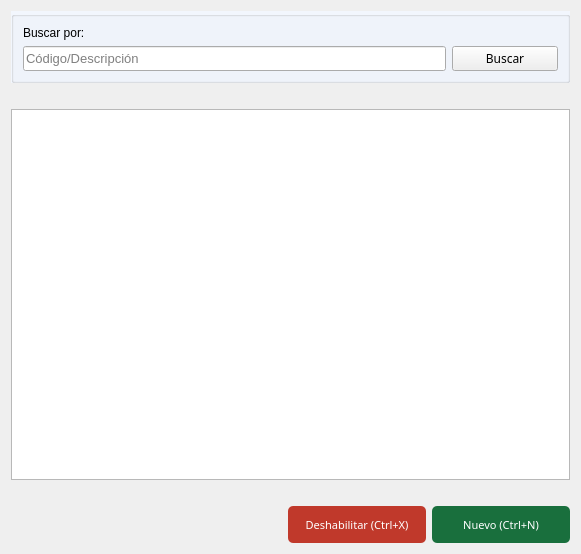
Qt form gui/listas/articulos_lista.ui (Lonaris/Corupel) before a commit.
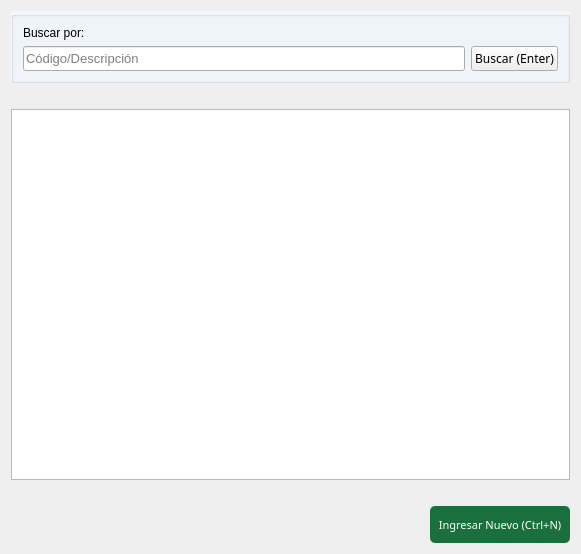
The same form after that commit. Icons and pictures are not drawn.

Patch:
```diff
--- a/gui/listas/articulos_lista.ui
+++ b/gui/listas/articulos_lista.ui
@@ -26,7 +26,7 @@
        <property name="title">
         <string/>
        </property>
-       <layout class="QGridLayout" name="gridLayout_3" columnstretch="80,20">
+       <layout class="QGridLayout" name="gridLayout_3" columnstretch="90,10">
         <item row="1" column="0">
          <widget class="QLineEdit" name="ln_buscar">
           <property name="sizePolicy">
@@ -74,7 +74,7 @@
            <string notr="true"/>
           </property>
           <property name="text">
-           <string>Buscar</string>
+           <string>Buscar (Enter)</string>
           </property>
           <property name="icon">
            <iconset>
@@ -132,465 +132,17 @@
           </spacer>
          </item>
          <item>
-          <widget class="QPushButton" name="btn_deshabilitar">
-           <property name="sizePolicy">
-            <sizepolicy hsizetype="Expanding" vsizetype="Expanding">
-             <horstretch>0</horstretch>
-             <verstretch>0</verstretch>
-            </sizepolicy>
+          <spacer name="horizontalSpacer_5">
+           <property name="orientation">
+            <enum>Qt::Horizontal</enum>
            </property>
-           <property name="palette">
-            <palette>
-             <active>
-              <colorrole role="WindowText">
-               <brush brushstyle="SolidPattern">
-                <color alpha="255">
-                 <red>255</red>
-                 <green>255</green>
-                 <blue>255</blue>
-                </color>
-               </brush>
-              </colorrole>
-              <colorrole role="Button">
-               <brush brushstyle="SolidPattern">
-                <color alpha="255">
-                 <red>192</red>
-                 <green>57</green>
-                 <blue>43</blue>
-                </color>
-               </brush>
-              </colorrole>
-              <colorrole role="Light">
-               <brush brushstyle="SolidPattern">
-                <color alpha="255">
-                 <red>127</red>
-                 <green>255</green>
-                 <blue>191</blue>
-                </color>
-               </brush>
-              </colorrole>
-              <colorrole role="Midlight">
-               <brush brushstyle="SolidPattern">
-                <color alpha="255">
-                 <red>106</red>
-                 <green>212</green>
-                 <blue>159</blue>
-                </color>
-               </brush>
-              </colorrole>
-              <colorrole role="Dark">
-               <brush brushstyle="SolidPattern">
-                <color alpha="255">
-                 <red>42</red>
-                 <green>85</green>
-                 <blue>63</blue>
-                </color>
-               </brush>
-              </colorrole>
-              <colorrole role="Mid">
-               <brush brushstyle="SolidPattern">
-                <color alpha="255">
-                 <red>56</red>
-                 <green>113</green>
-                 <blue>84</blue>
-                </color>
-               </brush>
-              </colorrole>
-              <colorrole role="Text">
-               <brush brushstyle="SolidPattern">
-                <color alpha="255">
-                 <red>255</red>
-                 <green>255</green>
-                 <blue>255</blue>
-                </color>
-               </brush>
-              </colorrole>
-              <colorrole role="BrightText">
-               <brush brushstyle="SolidPattern">
-                <color alpha="255">
-                 <red>255</red>
-                 <green>255</green>
-                 <blue>255</blue>
-                </color>
-               </brush>
-              </colorrole>
-              <colorrole role="ButtonText">
-               <brush brushstyle="SolidPattern">
-                <color alpha="255">
-                 <red>255</red>
-                 <green>255</green>
-                 <blue>255</blue>
-                </color>
-               </brush>
-              </colorrole>
-              <colorrole role="Base">
-               <brush brushstyle="SolidPattern">
-                <color alpha="255">
-                 <red>192</red>
-                 <green>57</green>
-                 <blue>43</blue>
-                </color>
-               </brush>
-              </colorrole>
-              <colorrole role="Window">
-               <brush brushstyle="SolidPattern">
-                <color alpha="255">
-                 <red>192</red>
-                 <green>57</green>
-                 <blue>43</blue>
-                </color>
-               </brush>
-              </colorrole>
-              <colorrole role="Shadow">
-               <brush brushstyle="SolidPattern">
-                <color alpha="255">
-                 <red>0</red>
-                 <green>0</green>
-                 <blue>0</blue>
-                </color>
-               </brush>
-              </colorrole>
-              <colorrole role="AlternateBase">
-               <brush brushstyle="SolidPattern">
-                <color alpha="255">
-                 <red>170</red>
-                 <green>212</green>
-                 <blue>191</blue>
-                </color>
-               </brush>
-              </colorrole>
-              <colorrole role="ToolTipBase">
-               <brush brushstyle="SolidPattern">
-                <color alpha="255">
-                 <red>255</red>
-                 <green>255</green>
-                 <blue>220</blue>
-                </color>
-               </brush>
-              </colorrole>
-              <colorrole role="ToolTipText">
-               <brush brushstyle="SolidPattern">
-                <color alpha="255">
-                 <red>0</red>
-                 <green>0</green>
-                 <blue>0</blue>
-                </color>
-               </brush>
-              </colorrole>
-             </active>
-             <inactive>
-              <colorrole role="WindowText">
-               <brush brushstyle="SolidPattern">
-                <color alpha="255">
-                 <red>255</red>
-                 <green>255</green>
-                 <blue>255</blue>
-                </color>
-               </brush>
-              </colorrole>
-              <colorrole role="Button">
-               <brush brushstyle="SolidPattern">
-                <color alpha="255">
-                 <red>192</red>
-                 <green>57</green>
-                 <blue>43</blue>
-                </color>
-               </brush>
-              </colorrole>
-              <colorrole role="Light">
-               <brush brushstyle="SolidPattern">
-                <color alpha="255">
-                 <red>127</red>
-                 <green>255</green>
-                 <blue>191</blue>
-                </color>
-               </brush>
-              </colorrole>
-              <colorrole role="Midlight">
-               <brush brushstyle="SolidPattern">
-                <color alpha="255">
-                 <red>106</red>
-                 <green>212</green>
-                 <blue>159</blue>
-                </color>
-               </brush>
-              </colorrole>
-              <colorrole role="Dark">
-               <brush brushstyle="SolidPattern">
-                <color alpha="255">
-                 <red>42</red>
-                 <green>85</green>
-                 <blue>63</blue>
-                </color>
-               </brush>
-              </colorrole>
-              <colorrole role="Mid">
-               <brush brushstyle="SolidPattern">
-                <color alpha="255">
-                 <red>56</red>
-                 <green>113</green>
-                 <blue>84</blue>
-                </color>
-               </brush>
-              </colorrole>
-              <colorrole role="Text">
-               <brush brushstyle="SolidPattern">
-                <color alpha="255">
-                 <red>255</red>
-                 <green>255</green>
-                 <blue>255</blue>
-                </color>
-               </brush>
-              </colorrole>
-              <colorrole role="BrightText">
-               <brush brushstyle="SolidPattern">
-                <color alpha="255">
-                 <red>255</red>
-                 <green>255</green>
-                 <blue>255</blue>
-                </color>
-               </brush>
-              </colorrole>
-              <colorrole role="ButtonText">
-               <brush brushstyle="SolidPattern">
-                <color alpha="255">
-                 <red>255</red>
-                 <green>255</green>
-                 <blue>255</blue>
-                </color>
-               </brush>
-              </colorrole>
-              <colorrole role="Base">
-               <brush brushstyle="SolidPattern">
-                <color alpha="255">
-                 <red>192</red>
-                 <green>57</green>
-                 <blue>43</blue>
-                </color>
-               </brush>
-              </colorrole>
-              <colorrole role="Window">
-               <brush brushstyle="SolidPattern">
-                <color alpha="255">
-                 <red>192</red>
-                 <green>57</green>
-                 <blue>43</blue>
-                </color>
-               </brush>
-              </colorrole>
-              <colorrole role="Shadow">
-               <brush brushstyle="SolidPattern">
-                <color alpha="255">
-                 <red>0</red>
-                 <green>0</green>
-                 <blue>0</blue>
-                </color>
-               </brush>
-              </colorrole>
-              <colorrole role="AlternateBase">
-               <brush brushstyle="SolidPattern">
-                <color alpha="255">
-                 <red>170</red>
-                 <green>212</green>
-                 <blue>191</blue>
-                </color>
-               </brush>
-              </colorrole>
-              <colorrole role="ToolTipBase">
-               <brush brushstyle="SolidPattern">
-                <color alpha="255">
-                 <red>255</red>
-                 <green>255</green>
-                 <blue>220</blue>
-                </color>
-               </brush>
-              </colorrole>
-              <colorrole role="ToolTipText">
-               <brush brushstyle="SolidPattern">
-                <color alpha="255">
-                 <red>0</red>
-                 <green>0</green>
-                 <blue>0</blue>
-                </color>
-               </brush>
-              </colorrole>
-             </inactive>
-             <disabled>
-              <colorrole role="WindowText">
-               <brush brushstyle="SolidPattern">
-                <color alpha="255">
-                 <red>255</red>
-                 <green>255</green>
-                 <blue>255</blue>
-                </color>
-               </brush>
-              </colorrole>
-              <colorrole role="Button">
-               <brush brushstyle="SolidPattern">
-                <color alpha="255">
-                 <red>192</red>
-                 <green>57</green>
-                 <blue>43</blue>
-                </color>
-               </brush>
-              </colorrole>
-              <colorrole role="Light">
-               <brush brushstyle="SolidPattern">
-                <color alpha="255">
-                 <red>127</red>
-                 <green>255</green>
-                 <blue>191</blue>
-                </color>
-               </brush>
-              </colorrole>
-              <colorrole role="Midlight">
-               <brush brushstyle="SolidPattern">
-                <color alpha="255">
-                 <red>106</red>
-                 <green>212</green>
-                 <blue>159</blue>
-                </color>
-               </brush>
-              </colorrole>
-              <colorrole role="Dark">
-               <brush brushstyle="SolidPattern">
-                <color alpha="255">
-                 <red>42</red>
-                 <green>85</green>
-                 <blue>63</blue>
-                </color>
-               </brush>
-              </colorrole>
-              <colorrole role="Mid">
-               <brush brushstyle="SolidPattern">
-                <color alpha="255">
-                 <red>56</red>
-                 <green>113</green>
-                 <blue>84</blue>
-                </color>
-               </brush>
-              </colorrole>
-              <colorrole role="Text">
-               <brush brushstyle="SolidPattern">
-                <color alpha="255">
-                 <red>255</red>
-                 <green>255</green>
-                 <blue>255</blue>
-                </color>
-               </brush>
-              </colorrole>
-              <colorrole role="BrightText">
-               <brush brushstyle="SolidPattern">
-                <color alpha="255">
-                 <red>255</red>
-                 <green>255</green>
-                 <blue>255</blue>
-                </color>
-               </brush>
-              </colorrole>
-              <colorrole role="ButtonText">
-               <brush brushstyle="SolidPattern">
-                <color alpha="255">
-                 <red>255</red>
-                 <green>255</green>
-                 <blue>255</blue>
-                </color>
-               </brush>
-              </colorrole>
-              <colorrole role="Base">
-               <brush brushstyle="SolidPattern">
-                <color alpha="255">
-                 <red>192</red>
-                 <green>57</green>
-                 <blue>43</blue>
-                </color>
-               </brush>
-              </colorrole>
-              <colorrole role="Window">
-               <brush brushstyle="SolidPattern">
-                <color alpha="255">
-                 <red>192</red>
-                 <green>57</green>
-                 <blue>43</blue>
-                </color>
-               </brush>
-              </colorrole>
-              <colorrole role="Shadow">
-               <brush brushstyle="SolidPattern">
-                <color alpha="255">
-                 <red>0</red>
-                 <green>0</green>
-                 <blue>0</blue>
-                </color>
-               </brush>
-              </colorrole>
-              <colorrole role="AlternateBase">
-               <brush brushstyle="SolidPattern">
-                <color alpha="255">
-                 <red>85</red>
-                 <green>170</green>
-                 <blue>127</blue>
-                </color>
-               </brush>
-              </colorrole>
-              <colorrole role="ToolTipBase">
-               <brush brushstyle="SolidPattern">
-                <color alpha="255">
-                 <red>255</red>
-                 <green>255</green>
-                 <blue>220</blue>
-                </color>
-               </brush>
-              </colorrole>
-              <colorrole role="ToolTipText">
-               <brush brushstyle="SolidPattern">
-                <color alpha="255">
-                 <red>0</red>
-                 <green>0</green>
-                 <blue>0</blue>
-                </color>
-               </brush>
-              </colorrole>
-             </disabled>
-            </palette>
-           </property>
-           <property name="font">
-            <font>
-             <family>Ariall</family>
-             <pointsize>-1</pointsize>
-            </font>
-           </property>
-           <property name="styleSheet">
-            <string notr="true">#btn_deshabilitar{
-	background-color: #C0392B ;
-	color: #ffffff;
-	font-family: 'Ariall';
-	font-size: 11px;
-	border-radius: 5px;
-	}
-
-#btn_deshabilitar:hover{
-	background-color: #D0493B;
-	}
-</string>
-           </property>
-           <property name="text">
-            <string>Deshabilitar (Ctrl+X)</string>
-           </property>
-           <property name="icon">
-            <iconset>
-             <normaloff>../ico/remove_from_database.ico</normaloff>../ico/remove_from_database.ico</iconset>
-           </property>
-           <property name="iconSize">
+           <property name="sizeHint" stdset="0">
             <size>
-             <width>20</width>
+             <width>40</width>
              <height>20</height>
             </size>
            </property>
-           <property name="shortcut">
-            <string>Ctrl+X</string>
-           </property>
-          </widget>
+          </spacer>
          </item>
          <item>
           <widget class="QPushButton" name="btn_nuevo">
@@ -623,7 +175,7 @@
 </string>
            </property>
            <property name="text">
-            <string>Nuevo (Ctrl+N)</string>
+            <string>Ingresar Nuevo (Ctrl+N)</string>
            </property>
            <property name="icon">
             <iconset>
```
Left out of the diff: 1 changed line with no effect on the pictures.
